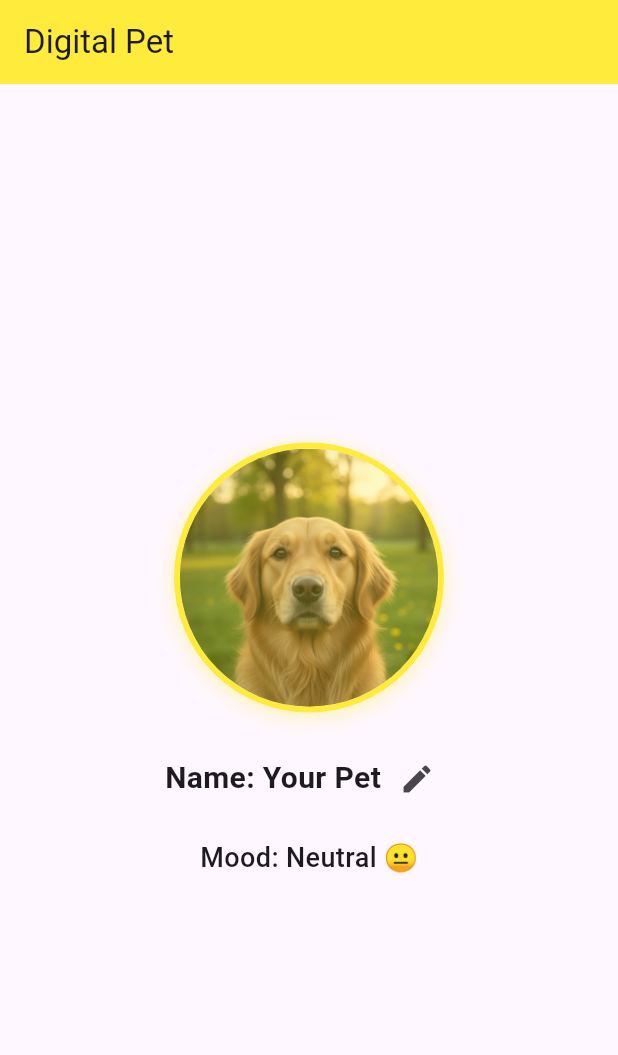
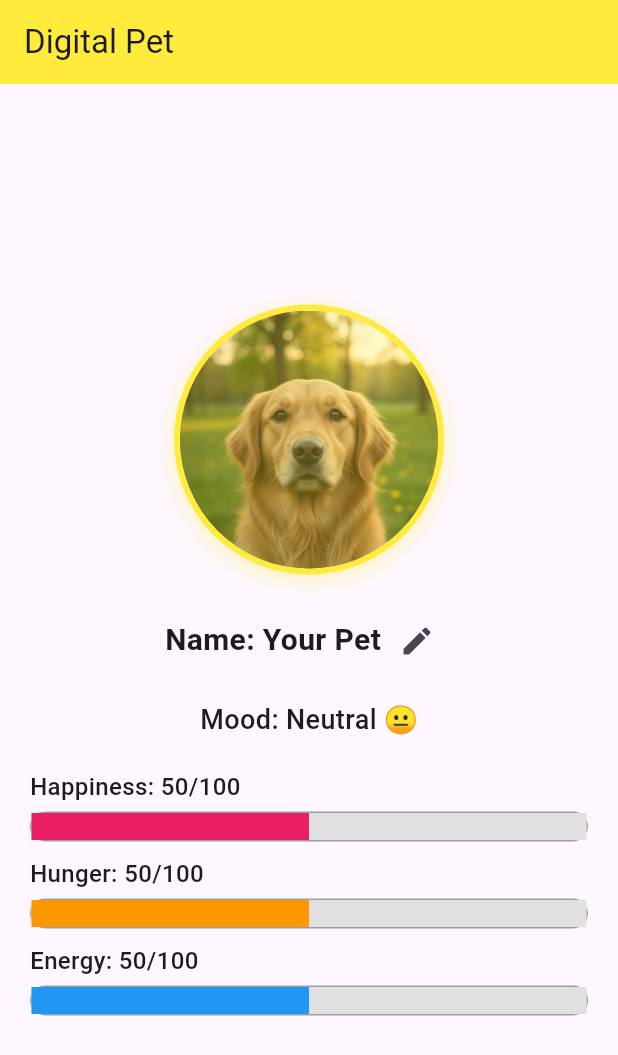
Before and after one commit to jithu2111/act5, a Flutter app: the screen it shows after launch, on a phone screen of 412 x 824 dp. Shown: the top 1055 px of the screen. Run offline on Flutter 3.47's test engine with Material 3 defaults, Android fonts, the phone set to English and light mode, and no system bars.

Commit message:
Core stat management

```diff
--- a/lib/main.dart
+++ b/lib/main.dart
@@ -20,6 +20,8 @@ class DigitalPetApp extends StatefulWidget {
 class DigitalPetAppState extends State<DigitalPetApp> {
   String petName = "Your Pet";
   int happinessLevel = 50;
+  int hungerLevel = 50;
+  int energyLevel = 50;
   bool isEditingName = false;
   TextEditingController nameController = TextEditingController();
 
@@ -59,6 +61,32 @@ class DigitalPetAppState extends State<DigitalPetApp> {
         isEditingName = true;
       }
     });
+  }
+
+  Widget _buildStatBar(String label, int value, Color color) {
+    return Column(
+      crossAxisAlignment: CrossAxisAlignment.start,
+      children: [
+        Text(
+          '$label: $value/100',
+          style: TextStyle(fontSize: 16, fontWeight: FontWeight.w500),
+        ),
+        SizedBox(height: 5),
+        Container(
+          width: double.infinity,
+          height: 20,
+          decoration: BoxDecoration(
+            border: Border.all(color: Colors.grey),
+            borderRadius: BorderRadius.circular(10),
+          ),
+          child: LinearProgressIndicator(
+            value: value / 100,
+            backgroundColor: Colors.grey[300],
+            valueColor: AlwaysStoppedAnimation<Color>(color),
+          ),
+        ),
+      ],
+    );
   }
 
   @override
@@ -160,6 +188,15 @@ class DigitalPetAppState extends State<DigitalPetApp> {
               'Mood: ${_getMoodText()}',
               style: TextStyle(fontSize: 18.0, fontWeight: FontWeight.w500),
             ),
+
+            SizedBox(height: 20.0),
+
+            // Stat Bars
+            _buildStatBar('Happiness', happinessLevel, Colors.pink),
+            SizedBox(height: 10),
+            _buildStatBar('Hunger', hungerLevel, Colors.orange),
+            SizedBox(height: 10),
+            _buildStatBar('Energy', energyLevel, Colors.blue),
           ],
         ),
       ),
```
